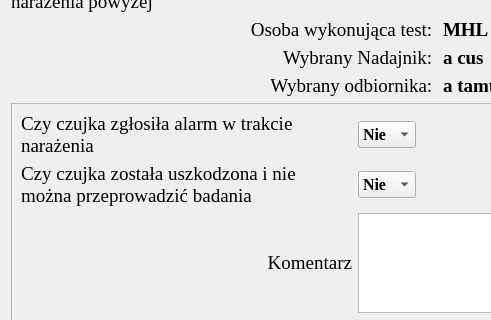
Qt form CzujkiLinioweApp/oknopotwierdzenieemcnarazenie.ui (wiacekmarcin/CzujkiLiniowe) before a commit; both pictures show x 0 to 491 and y 445 to 765 of the 880 by 909 pixel window.
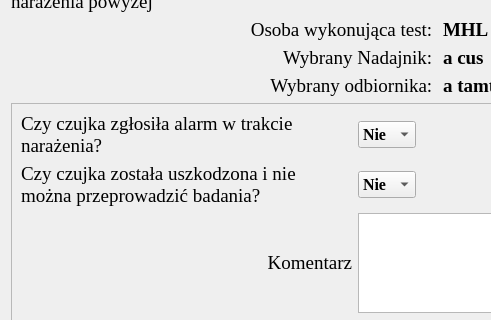
The same form after that commit. Icons and pictures are not drawn.

Patch:
```diff
--- a/CzujkiLinioweApp/oknopotwierdzenieemcnarazenie.ui
+++ b/CzujkiLinioweApp/oknopotwierdzenieemcnarazenie.ui
@@ -370,7 +370,7 @@
          </font>
         </property>
         <property name="text">
-         <string>Czy czujka została uszkodzona i nie można przeprowadzić badania</string>
+         <string>Czy czujka została uszkodzona i nie można przeprowadzić badania?</string>
         </property>
         <property name="wordWrap">
          <bool>true</bool>
@@ -402,7 +402,7 @@
          </font>
         </property>
         <property name="text">
-         <string>Czy czujka zgłosiła alarm w trakcie narażenia</string>
+         <string>Czy czujka zgłosiła alarm w trakcie narażenia?</string>
         </property>
         <property name="wordWrap">
          <bool>true</bool>
```
